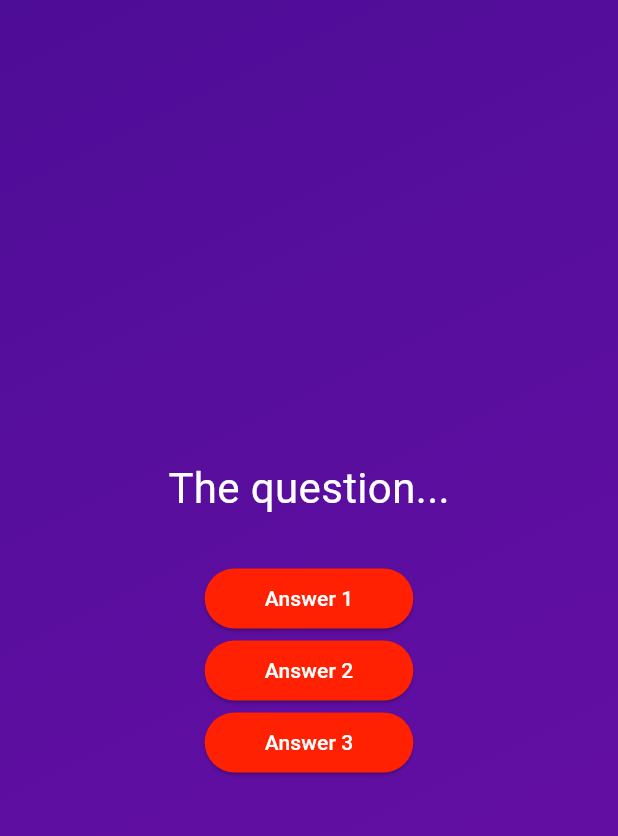
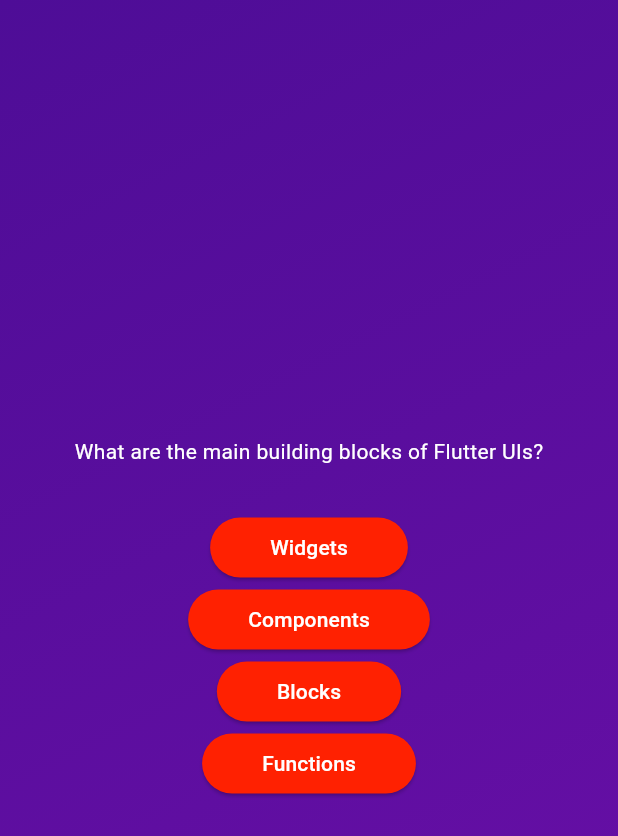
Before and after one commit to CodeLaboratory-Patrick/Flutter_AdvBasicsDemo, a Flutter app: the screen it shows after launch, after a tap on "Start Quiz", on a phone screen of 412 x 824 dp. Shown: the top 836 px of the screen. Run offline on Flutter 3.47's test engine with Material 3 defaults, Android fonts, the phone set to English and light mode, and no system bars.

Commit message:
Accessing List Elements & Object Properties.

```diff
--- a/lib/questions_screen.dart
+++ b/lib/questions_screen.dart
@@ -1,5 +1,6 @@
 import 'package:flutter/material.dart';
 import 'package:adv_basics/answer_button.dart';
+import 'package:adv_basics/data/questions.dart';
 
 class QuestionsScreen extends StatefulWidget {
   const QuestionsScreen({super.key});
@@ -13,30 +14,35 @@ class QuestionsScreen extends StatefulWidget {
 class _QuestionsScreenState extends State<QuestionsScreen> {
   @override
   Widget build(context) {
-    return const SizedBox(
+    final currentQuestion = questions[0];
+
+    return SizedBox(
       width: double.infinity,
       child: Column(
         mainAxisAlignment: MainAxisAlignment.center,
         children: [
           Text(
-            'The question...',
-            style: TextStyle(
-              fontSize: 28,
+            currentQuestion.text,
+            style: const TextStyle(
               color: Colors.white,
             ),
           ),
-          SizedBox(height: 30),
+          const SizedBox(height: 30),
           AnswerButton(
-            answerText: 'Answer 1',
+            answerText: currentQuestion.answers[0],
             onTap: () {},
           ),
           AnswerButton(
-            answerText: 'Answer 2',
+            answerText: currentQuestion.answers[1],
             onTap: () {},
           ),
           AnswerButton(
-            answerText: 'Answer 3',
-            onTap: () {}
+            answerText: currentQuestion.answers[2],
+            onTap: () {},
+          ),
+          AnswerButton(
+            answerText: currentQuestion.answers[3],
+            onTap: () {},
           ),
         ],
       ),
```
